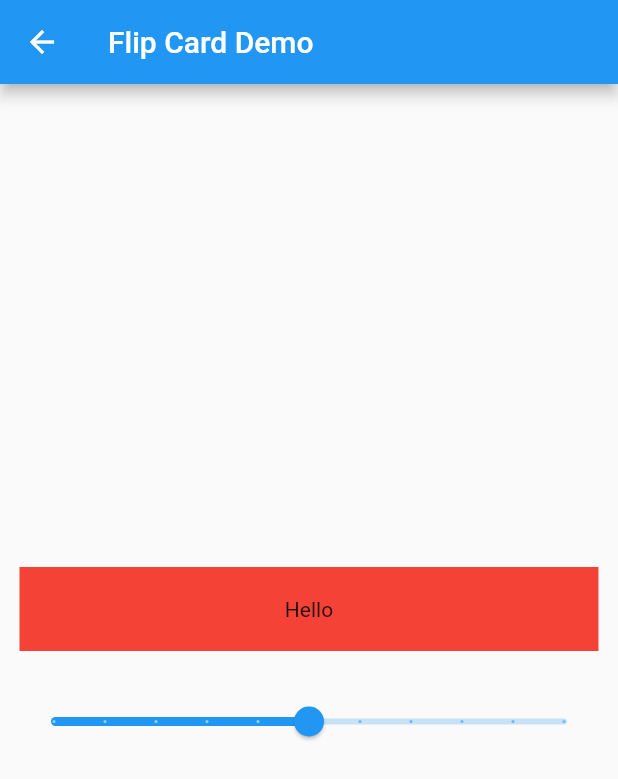
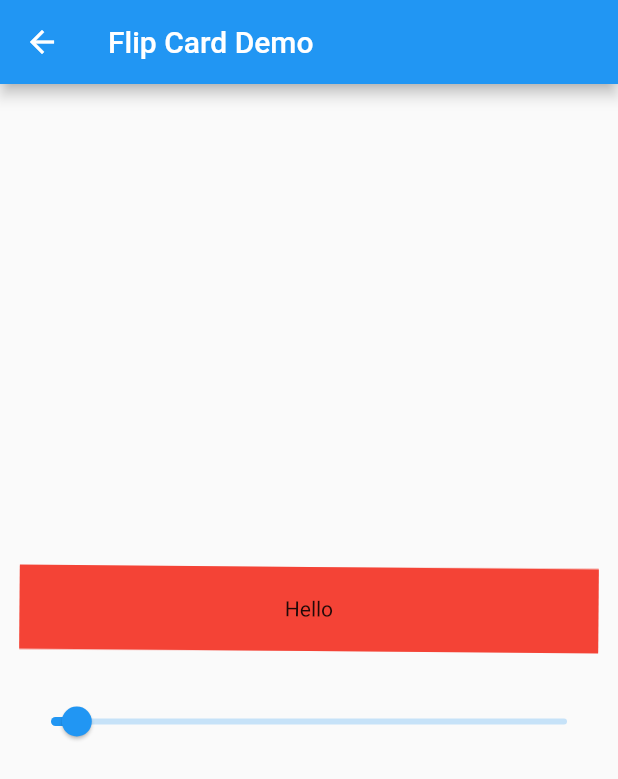
Before and after one commit to krishnaprasadgandrath-nooor/components_demo, a Flutter app: the FlipCardScreen screen opened directly, on a phone screen of 412 x 824 dp. Shown: the top 779 px of the screen. Run offline on Flutter 3.47's test engine with Material 2 defaults, Android fonts, the phone set to English and light mode, and no system bars.

```diff
--- a/lib/demo_home.dart
+++ b/lib/demo_home.dart
@@ -6,6 +6,7 @@ import 'package:components_demo/expandable_card_demo/expansion_card_screen.dart'
 import 'package:components_demo/filp_card_demo/flip_card_screen.dart';
 import 'package:components_demo/filter_element_tile_demo.dart/filter_element_screen.dart';
 import 'package:components_demo/rotaing_progress/rotating_progrss_screen.dart';
+import 'package:components_demo/rotating_card_demo/rotating_card_screen.dart';
 import 'package:components_demo/sharingan_demo/sharingan_home.dart';
 import 'package:components_demo/utils/default_appbar.dart';
 import 'package:flutter/material.dart';
@@ -29,6 +30,7 @@ class _ComponentsHomeState extends State<ComponentsHome> {
     "Filter Element Tile": const FilterElementScreen(),
     "Flip Card Demo": const FlipCardScreen(),
     "Rotating Progress Demo": const RotatingProgressScreen(),
+    "Rotating Card Demo ": const RotatingCardScreen()
   };
   @override
   Widget build(BuildContext context) {
--- a/lib/filp_card_demo/flip_card_screen.dart
+++ b/lib/filp_card_demo/flip_card_screen.dart
@@ -1,6 +1,8 @@
 import 'dart:math' as math;
+import 'dart:ui';
 import 'package:components_demo/utils/default_appbar.dart';
 import 'package:flutter/material.dart';
+import 'package:flutter/src/widgets/basic.dart';
 
 class FlipCardScreen extends StatefulWidget {
   const FlipCardScreen({super.key});
@@ -19,34 +21,108 @@ class _FlipCardScreenState extends State<FlipCardScreen> {
         mainAxisAlignment: MainAxisAlignment.center,
         crossAxisAlignment: CrossAxisAlignment.stretch,
         children: [
+          Stack(
+            children: [
               Padding(
                 padding: const EdgeInsets.all(3),
+                child: BackdropFilter(
+                  filter: ImageFilter.blur(sigmaX: 10.0, sigmaY: 10.0),
+                  child: Opacity(
+                    opacity: 0.3,
                     child: Transform(
-              transform: Matrix4.rotationY(_sliderValue * math.pi / 180),
+                      transform: Matrix4.rotationX((_sliderValue / 2) * (math.pi / 180)),
+                      alignment: Alignment.center,
+                      child: Transform(
+                        transform: Matrix4.rotationY((_sliderValue / 2) * (math.pi / 180)),
+                        alignment: Alignment.center,
+                        child: Transform(
+                          transform: Matrix4.rotationZ((_sliderValue / 2) * (math.pi / 180)),
+                          alignment: Alignment.center,
                           child: Container(
-                margin: EdgeInsets.all(10.0),
-                padding: EdgeInsets.all(20.0),
                             color: Colors.red,
-                child: Center(
+                            margin: const EdgeInsets.all(10.0),
+                            padding: const EdgeInsets.all(20.0),
+                            child: const Center(
                               child: Text("Hello"),
                             ),
                           ),
                         ),
+                      ),
+                    ),
+                  ),
+                ),
+              ),
+              Padding(
+                padding: const EdgeInsets.all(3),
+                child: Transform(
+                  transform: Matrix4.rotationX(_sliderValue * (math.pi / 180)),
+                  alignment: Alignment.center,
+                  child: Transform(
+                    transform: Matrix4.rotationY(-_sliderValue * (math.pi / 180)),
+                    alignment: Alignment.center,
+                    child: Transform(
+                      transform: Matrix4.rotationZ(_sliderValue * (math.pi / 180)),
+                      alignment: Alignment.center,
+                      child: Container(
+                        color: Colors.red,
+                        margin: const EdgeInsets.all(10.0),
+                        padding: const EdgeInsets.all(20.0),
+                        child: const Center(
+                          child: Text("Hello"),
+                        ),
+                      ),
+                    ),
+                  ),
+                ),
+              ),
+            ],
           ),
           Padding(
             padding: EdgeInsets.all(10.0),
             child: Slider(
               value: _sliderValue,
               min: 0,
-              max: 1,
-              divisions: 10,
+              max: 10,
+              // divisions: 10,
               onChanged: (value) => setState(() {
                 _sliderValue = value;
+                // print(_sliderValue);
               }),
             ),
-          )
+          ),
         ],
       ),
     );
   }
 }
+      // Transform(
+          //   transform: Matrix4.rotationY(-_sliderValue * (math.pi / 180)),
+          //   alignment: Alignment.center,
+          //   child: Container(
+          //     margin: const EdgeInsets.symmetric(horizontal: 10.0),
+          //     padding: EdgeInsets.symmetric(horizontal: 20.0),
+          //     decoration: BoxDecoration(boxShadow: [
+          //       BoxShadow(
+          //           color: Colors.red.withAlpha(60), blurRadius: 10.0, spreadRadius: 3.0, blurStyle: BlurStyle.inner)
+          //     ]),
+          //     child: Center(child: Text("")),
+          //   ),
+          // ),
+
+          // Container(
+          //   height: 200,
+          //   width: 200,
+          //   color: Colors.black,
+          //   child: Stack(
+          //     alignment: Alignment.center,
+          //     fit: StackFit.expand,
+          //     children: [
+          //       Icon(
+          //         Icons.add,
+          //         color: Colors.white,
+          //         size: 30.0,
+          //       ),
+          //       Icon(Icons.add),
+          //     ],
+          //   ),
+          // )
```
Also changed, not shown: lib/rotating_card_demo/rotating_card.dart (added, +83 -0 lines), lib/rotating_card_demo/rotating_card_screen.dart (added, +28 -0 lines). Lines whose indentation alone changed are shown as unchanged.
